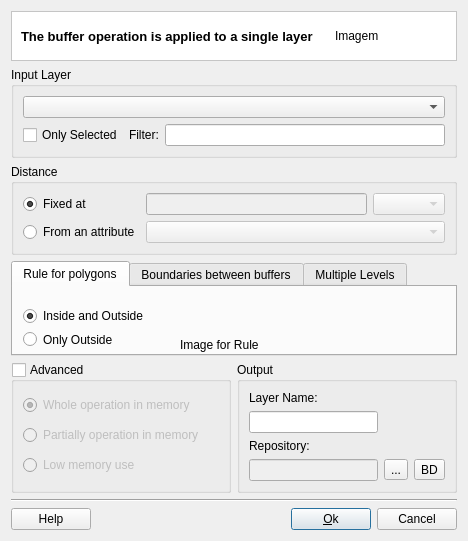
This is src/terralib/vp/qt/ui/BufferDialogForm.ui in claudiobogossian/terralib5 as Qt 5 draws it before an edit. The edited form follows.
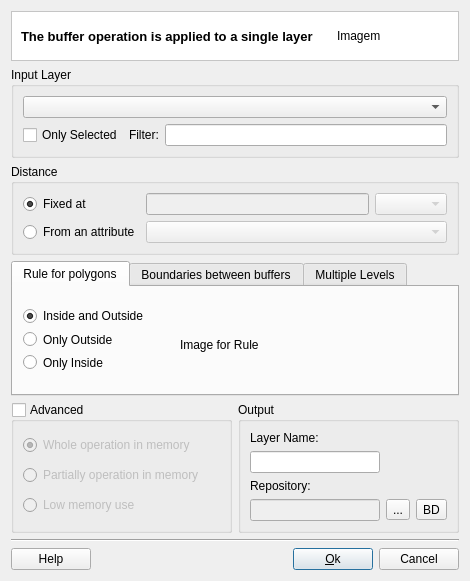
This is the edited form.

Commit message: refs #277 - BufferDialog.

Patch:
```diff
--- a/src/terralib/vp/qt/ui/BufferDialogForm.ui
+++ b/src/terralib/vp/qt/ui/BufferDialogForm.ui
@@ -167,12 +167,27 @@
      </item>
      <item row="3" column="0" colspan="2">
       <widget class="QTabWidget" name="tabWidget">
+       <property name="minimumSize">
+        <size>
+         <width>448</width>
+         <height>135</height>
+        </size>
+       </property>
+       <property name="tabPosition">
+        <enum>QTabWidget::North</enum>
+       </property>
        <property name="tabShape">
         <enum>QTabWidget::Rounded</enum>
        </property>
        <property name="currentIndex">
         <number>0</number>
        </property>
+       <property name="elideMode">
+        <enum>Qt::ElideNone</enum>
+       </property>
+       <property name="usesScrollButtons">
+        <bool>true</bool>
+       </property>
        <property name="documentMode">
         <bool>false</bool>
        </property>
```
Left out of the diff: 2 changed lines with no effect on the pictures. The commit also changes 2 other files.
